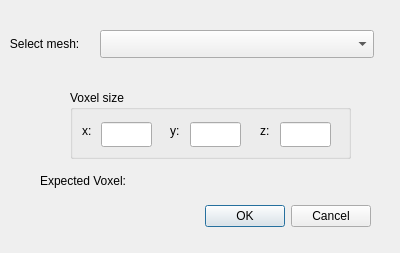
Before: the Qt Designer form Applications/DataExplorer/DataView/Vtu2Grid.ui in ufz/ogs, drawn with Qt 5.
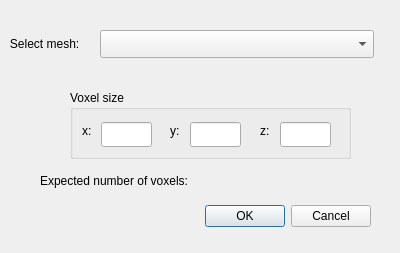
After: the same form once the commit is applied.

```diff
--- a/Applications/DataExplorer/DataView/Vtu2Grid.ui
+++ b/Applications/DataExplorer/DataView/Vtu2Grid.ui
@@ -162,7 +162,7 @@
     </rect>
    </property>
    <property name="text">
-    <string>Expected Voxel: </string>
+    <string>Expected number of voxels: </string>
    </property>
   </widget>
  </widget>
```
